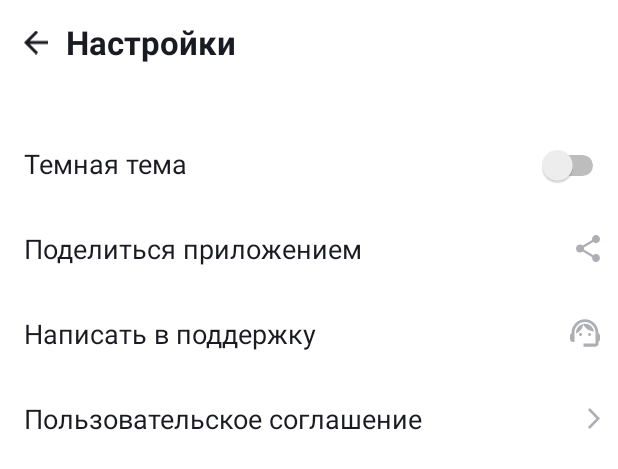
After one commit to BegemotKotei/Playlist-Maker, an Android app: the layout activity_setting.xml on its own in the app's theme, with its tools: preview values and no code run, on a phone screen of 412 x 824 dp. The commit adds this screen. Shown: the top 469 px of the screen. Run offline under Robolectric (Android 15) with nearby library versions, the phone set to English and light mode, and no system bars.

Commit message:
version 1.1 feat: xml setting (Light Mode)

```diff
--- /dev/null
+++ b/app/src/main/res/drawable/arrow_back.xml
@@ -0,0 +1,9 @@
+<vector xmlns:android="http://schemas.android.com/apk/res/android"
+    android:width="16dp"
+    android:height="16dp"
+    android:viewportWidth="16"
+    android:viewportHeight="16">
+  <path
+      android:pathData="M16,7H3.83L9.42,1.41L8,0L0,8L8,16L9.41,14.59L3.83,9H16V7Z"
+      android:fillColor="#1A1B22"/>
+</vector>
--- /dev/null
+++ b/app/src/main/res/drawable/arrow_forward.xml
@@ -0,0 +1,9 @@
+<vector xmlns:android="http://schemas.android.com/apk/res/android"
+    android:width="8dp"
+    android:height="14dp"
+    android:viewportWidth="8"
+    android:viewportHeight="14">
+  <path
+      android:pathData="M0,12.748L1.213,14L8,7L1.213,0L0,1.252L5.573,7L0,12.748Z"
+      android:fillColor="#AEAFB4"/>
+</vector>
--- /dev/null
+++ b/app/src/main/res/drawable/share.xml
@@ -0,0 +1,9 @@
+<vector xmlns:android="http://schemas.android.com/apk/res/android"
+    android:width="16dp"
+    android:height="18dp"
+    android:viewportWidth="16"
+    android:viewportHeight="18">
+  <path
+      android:pathData="M13.333,12.723C12.658,12.723 12.053,12.994 11.591,13.419L5.253,9.669C5.298,9.461 5.333,9.253 5.333,9.036C5.333,8.819 5.298,8.611 5.253,8.404L11.52,4.69C12,5.142 12.631,5.422 13.333,5.422C14.809,5.422 16,4.211 16,2.711C16,1.211 14.809,0 13.333,0C11.858,0 10.667,1.211 10.667,2.711C10.667,2.928 10.702,3.136 10.747,3.343L4.48,7.057C4,6.605 3.369,6.325 2.667,6.325C1.191,6.325 0,7.536 0,9.036C0,10.536 1.191,11.747 2.667,11.747C3.369,11.747 4,11.467 4.48,11.015L10.809,14.774C10.764,14.964 10.738,15.163 10.738,15.361C10.738,16.816 11.902,18 13.333,18C14.764,18 15.929,16.816 15.929,15.361C15.929,13.907 14.764,12.723 13.333,12.723Z"
+      android:fillColor="#AEAFB4"/>
+</vector>
--- /dev/null
+++ b/app/src/main/res/drawable/support.xml
@@ -0,0 +1,18 @@
+<vector xmlns:android="http://schemas.android.com/apk/res/android"
+    android:width="20dp"
+    android:height="19dp"
+    android:viewportWidth="20"
+    android:viewportHeight="19">
+  <path
+      android:pathData="M19,9.32C19,3.83 14.74,0.1 10,0.1C5.31,0.1 1,3.75 1,9.38C0.4,9.72 0,10.36 0,11.1V13.1C0,14.2 0.9,15.1 2,15.1H3V9C3,5.13 6.13,2 10,2C13.87,2 17,5.13 17,9V16.1H9V18.1H17C18.1,18.1 19,17.2 19,16.1V14.88C19.59,14.57 20,13.96 20,13.24V10.94C20,10.24 19.59,9.63 19,9.32Z"
+      android:fillColor="#AEAFB4"/>
+  <path
+      android:pathData="M7,11.1C7.552,11.1 8,10.652 8,10.1C8,9.548 7.552,9.1 7,9.1C6.448,9.1 6,9.548 6,10.1C6,10.652 6.448,11.1 7,11.1Z"
+      android:fillColor="#AEAFB4"/>
+  <path
+      android:pathData="M13,11.1C13.552,11.1 14,10.652 14,10.1C14,9.548 13.552,9.1 13,9.1C12.448,9.1 12,9.548 12,10.1C12,10.652 12.448,11.1 13,11.1Z"
+      android:fillColor="#AEAFB4"/>
+  <path
+      android:pathData="M16,8.13C15.52,5.28 13.04,3.1 10.05,3.1C7.02,3.1 3.76,5.61 4.02,9.55C6.49,8.54 8.35,6.34 8.88,3.66C10.19,6.29 12.88,8.1 16,8.13Z"
+      android:fillColor="#AEAFB4"/>
+</vector>
--- /dev/null
+++ b/app/src/main/res/layout/activity_setting.xml
@@ -0,0 +1,156 @@
+<?xml version="1.0" encoding="utf-8"?>
+<LinearLayout xmlns:android="http://schemas.android.com/apk/res/android"
+    xmlns:app="http://schemas.android.com/apk/res-auto"
+    xmlns:tools="http://schemas.android.com/tools"
+    android:layout_width="match_parent"
+    android:layout_height="match_parent"
+    android:background="@color/white"
+    android:orientation="vertical">
+
+    <LinearLayout
+        android:layout_width="match_parent"
+        android:layout_height="@dimen/o_0dp"
+        android:layout_marginStart="4dp"
+        android:layout_weight="1"
+        android:background="@color/white">
+
+        <ImageView
+            android:id="@+id/toolBar"
+            android:layout_width="wrap_content"
+            android:layout_height="match_parent"
+            android:layout_marginStart="@dimen/o_12dp"
+            android:layout_marginTop="@dimen/o_12dp"
+            android:layout_marginEnd="@dimen/o_12dp"
+            android:layout_marginBottom="@dimen/o_12dp"
+            android:src="@drawable/arrow_back"
+            tools:ignore="ContentDescription,InvalidId" />
+
+        <TextView
+            android:layout_width="wrap_content"
+            android:layout_height="match_parent"
+            android:gravity="center"
+            android:text="@string/settings"
+            android:textColor="@color/black"
+            android:textSize="@dimen/o_22sp"
+            android:textStyle="bold" />
+    </LinearLayout>
+
+    <LinearLayout
+        android:layout_width="match_parent"
+        android:layout_height="@dimen/o_0dp"
+        android:layout_marginTop="24dp"
+        android:layout_weight="1"
+        android:backgroundTint="@color/white">
+
+        <TextView
+            android:layout_width="wrap_content"
+            android:layout_height="match_parent"
+            android:layout_marginStart="@dimen/o_16dp"
+            android:gravity="center_vertical"
+            android:text="@string/dark_mode"
+            android:textColor="@color/black"
+            android:textSize="@dimen/o_16sp" />
+
+        <Switch
+            android:layout_width="match_parent"
+            android:layout_height="wrap_content"
+            android:layout_marginEnd="6dp"
+            tools:ignore="UseSwitchCompatOrMaterialXml" />
+
+    </LinearLayout>
+
+    <LinearLayout
+        android:layout_width="match_parent"
+        android:layout_height="@dimen/o_0dp"
+        android:layout_weight="1"
+        android:backgroundTint="@android:color/white"
+        tools:ignore="UseCompoundDrawables">
+
+
+        <TextView
+            android:layout_width="@dimen/o_0dp"
+            android:layout_height="match_parent"
+            android:layout_marginStart="@dimen/o_16dp"
+            android:layout_weight="1"
+            android:gravity="center_vertical"
+            android:text="@string/share_app"
+            android:textColor="@color/black"
+            android:textSize="@dimen/o_18sp"
+            tools:ignore="InefficientWeight,NestedWeights" />
+
+        <ImageView
+            android:layout_width="wrap_content"
+            android:layout_height="wrap_content"
+            android:layout_gravity="center_vertical"
+            android:layout_marginEnd="@dimen/o_12dp"
+            android:src="@drawable/share"
+            tools:ignore="ContentDescription" />
+
+    </LinearLayout>
+
+    <LinearLayout
+        android:layout_width="match_parent"
+        android:layout_height="@dimen/o_0dp"
+        android:layout_weight="1"
+        android:backgroundTint="@android:color/white"
+        tools:ignore="UseCompoundDrawables">
+
+
+        <TextView
+            android:layout_width="@dimen/o_0dp"
+            android:layout_height="match_parent"
+            android:layout_marginStart="@dimen/o_16dp"
+            android:layout_weight="1"
+            android:gravity="center_vertical"
+            android:text="@string/write_support"
+            android:textColor="@color/black"
+            android:textSize="@dimen/o_16sp"
+            tools:ignore="InefficientWeight,NestedWeights" />
+
+        <ImageView
+            android:layout_width="wrap_content"
+            android:layout_height="wrap_content"
+            android:layout_gravity="center_vertical"
+            android:layout_marginEnd="@dimen/o_12dp"
+            android:src="@drawable/support"
+            tools:ignore="ContentDescription" />
+
+
+    </LinearLayout>
+
+    <LinearLayout
+        android:layout_width="match_parent"
+        android:layout_height="@dimen/o_0dp"
+        android:layout_weight="1"
+        android:backgroundTint="@android:color/white"
+        tools:ignore="UseCompoundDrawables">
+
+
+        <TextView
+            android:layout_width="0dp"
+            android:layout_height="match_parent"
+            android:layout_marginStart="@dimen/o_16dp"
+            android:layout_weight="1"
+            android:gravity="center_vertical"
+            android:text="@string/user_agreement"
+            android:textColor="@color/black"
+            android:textSize="@dimen/o_16sp"
+            tools:ignore="NestedWeights" />
+
+        <ImageView
+            android:layout_width="wrap_content"
+            android:layout_height="wrap_content"
+            android:layout_gravity="center_vertical"
+            android:layout_marginEnd="@dimen/o_12dp"
+            android:src="@drawable/arrow_forward"
+            tools:ignore="ContentDescription" />
+
+    </LinearLayout>
+
+    <LinearLayout
+        android:layout_width="match_parent"
+        android:layout_height="@dimen/o_0dp"
+        android:layout_weight="9"
+        tools:ignore="UselessLeaf" />
+
+</LinearLayout>
--- /dev/null
+++ b/app/src/main/res/values/dimens.xml
@@ -0,0 +1,12 @@
+<?xml version="1.0" encoding="utf-8"?>
+<resources>
+    <dimen name="r_18sp">18sp</dimen>
+    <dimen name="o_12dp">12dp</dimen>
+    <dimen name="o_22sp">22sp</dimen>
+    <dimen name="o_18sp">18sp</dimen>
+    <dimen name="o_16sp">18sp</dimen>
+    <dimen name="o_0dp">0dp</dimen>
+    <dimen name="o_16dp">16dp</dimen>
+    <dimen name="o_10dp">10dp</dimen>
+    <dimen name="o_8dp">8dp</dimen>
+</resources>
--- a/app/src/main/res/values/strings.xml
+++ b/app/src/main/res/values/strings.xml
@@ -5,6 +5,6 @@
     <string name="settings">Настройки</string>
     <string name="dark_mode">Темная тема</string>
     <string name="share_app">Поделиться приложением</string>
-    <string name="Write_support">Написать в поддержку</string>
-    <string name="User_Agreement">Пользовательское соглашение</string>
+    <string name="write_support">Написать в поддержку</string>
+    <string name="user_agreement">Пользовательское соглашение</string>
 </resources>
```
Also changed, not shown: app/src/main/res/layout/activity_main.xml (+67 -11 lines), app/src/main/res/values/styles.xml (added, +13 -0 lines).
